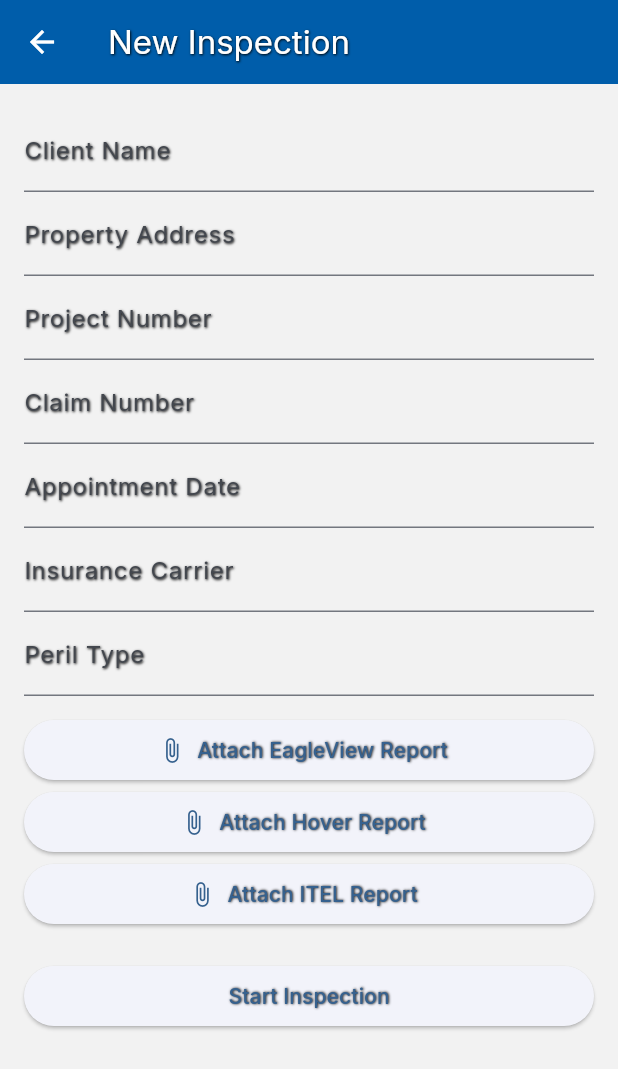
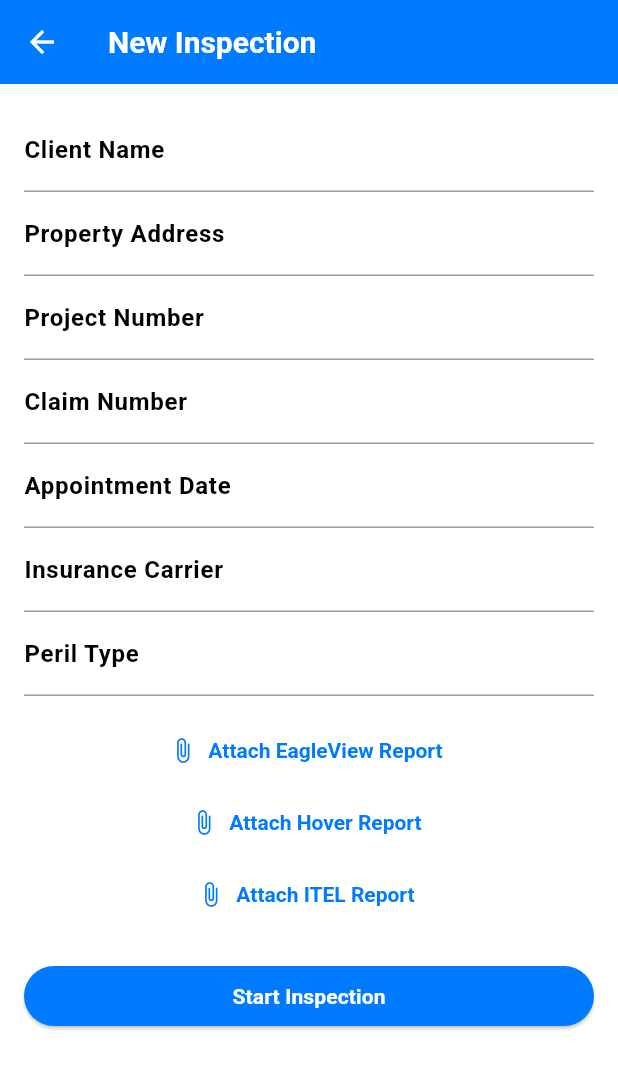
Before and after one commit to ClearSkyDev/clearsky_photo_reports, a Flutter app: the screen it shows after launch, after a tap on "Create Project", on a phone screen of 412 x 824 dp. Shown: the top 1069 px of the screen. Run offline on Flutter 3.47's test engine with Material 3 defaults, Android fonts, the phone set to English and light mode, and no system bars; our stand-ins replace cached_network_image, cloud_firestore, connectivity_plus, file_picker, firebase_auth, firebase_core and 21 more; missing offline and left inert: dart:js_interop, ffmpeg_kit_flutter, flutter_email_sender, google_ml_kit, tutorial_coach_mark; accounts and stored records are empty; generated files the repository leaves out were written again; project files that could hold a hidden picture were left out.

Commit message:
Update UI theme and styling

```diff
--- a/lib/src/app/app_theme.dart
+++ b/lib/src/app/app_theme.dart
@@ -3,10 +3,10 @@ import 'package:google_fonts/google_fonts.dart';
 
 class AppTheme {
   // Common color constants used by the Clear Sky theme.
-  static const Color clearSkyBlue = Color(0xFF005DAA);
+  static const Color clearSkyBlue = Color(0xFF007BFF);
   static const Color sunYellow = Color(0xFFF6BE00);
   static const Color matteBlack = Color(0xFF202020);
-  static const Color lightBackground = Color(0xFFF2F2F2);
+  static const Color lightBackground = Colors.white;
 
   /// Shadow used to outline all text.
   static const List<Shadow> _textOutline = [
@@ -39,14 +39,49 @@ class AppTheme {
   }
 
   static ThemeData lightTheme = ThemeData(
-    colorScheme: ColorScheme.fromSeed(seedColor: Colors.blue),
-    textTheme: _outlinedTextTheme(GoogleFonts.interTextTheme()),
-    scaffoldBackgroundColor: Colors.grey[50],
+    fontFamily: 'Roboto',
+    primaryColor: clearSkyBlue,
+    scaffoldBackgroundColor: Colors.white,
+    appBarTheme: const AppBarTheme(
+      color: clearSkyBlue,
+      titleTextStyle: TextStyle(
+        color: Colors.white,
+        fontSize: 20,
+        fontWeight: FontWeight.bold,
+      ),
+      iconTheme: IconThemeData(color: Colors.white),
+    ),
+    textTheme: const TextTheme(
+      bodyLarge: TextStyle(color: Colors.black, fontWeight: FontWeight.w500),
+      bodyMedium: TextStyle(color: Colors.black, fontWeight: FontWeight.w400),
+    ),
+    inputDecorationTheme: const InputDecorationTheme(
+      labelStyle: TextStyle(color: Colors.black, fontWeight: FontWeight.w600),
+      enabledBorder: UnderlineInputBorder(
+        borderSide: BorderSide(color: Colors.grey),
+      ),
+      focusedBorder: UnderlineInputBorder(
+        borderSide: BorderSide(color: clearSkyBlue),
+      ),
+    ),
+    elevatedButtonTheme: ElevatedButtonThemeData(
+      style: ElevatedButton.styleFrom(
+        backgroundColor: clearSkyBlue,
+        foregroundColor: Colors.white,
+      ),
+    ),
+    textButtonTheme: TextButtonThemeData(
+      style: TextButton.styleFrom(
+        foregroundColor: clearSkyBlue,
+        textStyle: const TextStyle(fontWeight: FontWeight.bold),
+      ),
+    ),
+    iconTheme: const IconThemeData(color: clearSkyBlue),
   );
 
   static ThemeData darkTheme = ThemeData.dark().copyWith(
-    textTheme:
-        _outlinedTextTheme(GoogleFonts.interTextTheme(ThemeData.dark().textTheme)),
+    textTheme: _outlinedTextTheme(
+        GoogleFonts.robotoTextTheme(ThemeData.dark().textTheme)),
     scaffoldBackgroundColor: Colors.grey[900],
   );
 
@@ -59,7 +94,7 @@ class AppTheme {
       onSecondary: matteBlack,
     ),
     scaffoldBackgroundColor: lightBackground,
-    textTheme: _outlinedTextTheme(GoogleFonts.interTextTheme()),
+    textTheme: _outlinedTextTheme(GoogleFonts.robotoTextTheme()),
     appBarTheme: const AppBarTheme(
       backgroundColor: clearSkyBlue,
       foregroundColor: Colors.white,
--- a/lib/src/features/screens/home_screen.dart
+++ b/lib/src/features/screens/home_screen.dart
@@ -108,7 +108,7 @@ class HomeScreen extends StatelessWidget {
     return Scaffold(
       backgroundColor: AppTheme.clearSkyTheme.scaffoldBackgroundColor,
       appBar: AppBar(
-        title: const Text('Home'),
+        title: const Text('ClearSky'),
         backgroundColor: AppTheme.clearSkyTheme.primaryColor,
         actions: [
           IconButton(
@@ -121,34 +121,16 @@ class HomeScreen extends StatelessWidget {
         children: [
           if (!isSubscribed)
             Container(
-              padding: const EdgeInsets.all(12),
-              color: AppTheme.clearSkyTheme.colorScheme.secondary,
-              child: Row(
-                mainAxisAlignment: MainAxisAlignment.spaceBetween,
-                children: [
-                  Text(
-                    'Free trial: $freeReportsRemaining report${freeReportsRemaining == 1 ? '' : 's'} remaining',
-                    style: const TextStyle(fontWeight: FontWeight.bold),
-                  ),
-                  ElevatedButton(
-                    onPressed: () => _handleUpgrade(context),
-                    style: ElevatedButton.styleFrom(
-                      backgroundColor: const Color(0xFF007BFF),
-                      shape: RoundedRectangleBorder(
-                        borderRadius: BorderRadius.circular(20),
-                      ),
-                      elevation: 2,
-                    ),
-                    child: const Text(
-                      'Upgrade',
-                      style: TextStyle(
-                        fontWeight: FontWeight.bold,
-                        color: Colors.white,
-                        shadows: [Shadow(blurRadius: 2, color: Colors.black)],
-                      ),
-                    ),
-                  ),
-                ],
+              width: double.infinity,
+              padding: const EdgeInsets.all(8),
+              color: Colors.yellow.shade100,
+              child: Text(
+                'Free trial: $freeReportsRemaining report${freeReportsRemaining == 1 ? '' : 's'} remaining',
+                style: TextStyle(
+                  color: Colors.orange.shade900,
+                  fontWeight: FontWeight.bold,
+                ),
+                textAlign: TextAlign.center,
               ),
             ),
           const SizedBox(height: 20),
--- a/lib/src/features/screens/project_details_screen.dart
+++ b/lib/src/features/screens/project_details_screen.dart
@@ -239,20 +239,38 @@ class _ProjectDetailsScreenState extends State<ProjectDetailsScreen> {
                     onPressed: () => setState(() => _itelUrl = null),
                   ),
                 ),
-              ElevatedButton.icon(
+              TextButton.icon(
                 onPressed: () => _pickAndUploadReport('EagleView'),
-                icon: const Icon(Icons.attach_file),
-                label: const Text('Attach EagleView Report'),
+                icon: const Icon(Icons.attach_file, color: Color(0xFF007BFF)),
+                label: const Text(
+                  'Attach EagleView Report',
+                  style: TextStyle(
+                    color: Color(0xFF007BFF),
+                    fontWeight: FontWeight.bold,
+                  ),
+                ),
               ),
-              ElevatedButton.icon(
+              TextButton.icon(
                 onPressed: () => _pickAndUploadReport('Hover'),
-                icon: const Icon(Icons.attach_file),
-                label: const Text('Attach Hover Report'),
+                icon: const Icon(Icons.attach_file, color: Color(0xFF007BFF)),
+                label: const Text(
+                  'Attach Hover Report',
+                  style: TextStyle(
+                    color: Color(0xFF007BFF),
+                    fontWeight: FontWeight.bold,
+                  ),
+                ),
               ),
-              ElevatedButton.icon(
+              TextButton.icon(
                 onPressed: () => _pickAndUploadReport('ITEL'),
-                icon: const Icon(Icons.attach_file),
-                label: const Text('Attach ITEL Report'),
+                icon: const Icon(Icons.attach_file, color: Color(0xFF007BFF)),
+                label: const Text(
+                  'Attach ITEL Report',
+                  style: TextStyle(
+                    color: Color(0xFF007BFF),
+                    fontWeight: FontWeight.bold,
+                  ),
+                ),
               ),
               const SizedBox(height: 20),
               ElevatedButton(
--- a/lib/src/features/screens/settings_screen.dart
+++ b/lib/src/features/screens/settings_screen.dart
@@ -134,7 +134,7 @@ class _SettingsScreenState extends State<SettingsScreen> {
         padding: const EdgeInsets.all(16),
         children: [
           ListTile(
-            leading: const Icon(Icons.person),
+            leading: const Icon(Icons.person, color: Colors.black),
             title: const Text('Profile'),
             onTap: () => Navigator.push(
               context,
@@ -142,7 +142,7 @@ class _SettingsScreenState extends State<SettingsScreen> {
             ),
           ),
           ListTile(
-            leading: const Icon(Icons.picture_as_pdf),
+            leading: const Icon(Icons.picture_as_pdf, color: Colors.black),
             title: const Text('Report Settings'),
             onTap: () => Navigator.push(
               context,
@@ -150,7 +150,7 @@ class _SettingsScreenState extends State<SettingsScreen> {
             ),
           ),
           ListTile(
-            leading: const Icon(Icons.color_lens),
+            leading: const Icon(Icons.color_lens, color: Colors.black),
             title: const Text('App Theme'),
             onTap: () => Navigator.push(
               context,
@@ -158,7 +158,7 @@ class _SettingsScreenState extends State<SettingsScreen> {
             ),
           ),
           ListTile(
-            leading: const Icon(Icons.accessibility),
+            leading: const Icon(Icons.accessibility, color: Colors.black),
             title: const Text('Accessibility'),
             onTap: () => Navigator.push(
               context,
@@ -166,7 +166,7 @@ class _SettingsScreenState extends State<SettingsScreen> {
             ),
           ),
           ListTile(
-            leading: const Icon(Icons.notifications),
+            leading: const Icon(Icons.notifications, color: Colors.black),
             title: const Text('Notifications'),
             onTap: () => Navigator.push(
               context,
@@ -174,7 +174,7 @@ class _SettingsScreenState extends State<SettingsScreen> {
             ),
           ),
           ListTile(
-            leading: const Icon(Icons.psychology),
+            leading: const Icon(Icons.psychology, color: Colors.black),
             title: const Text('AI Learning'),
             onTap: () => Navigator.push(
               context,
@@ -182,7 +182,7 @@ class _SettingsScreenState extends State<SettingsScreen> {
             ),
           ),
           ListTile(
-            leading: const Icon(Icons.update),
+            leading: const Icon(Icons.update, color: Colors.black),
             title: const Text("What's New"),
             onTap: () => Navigator.push(
               context,
```
